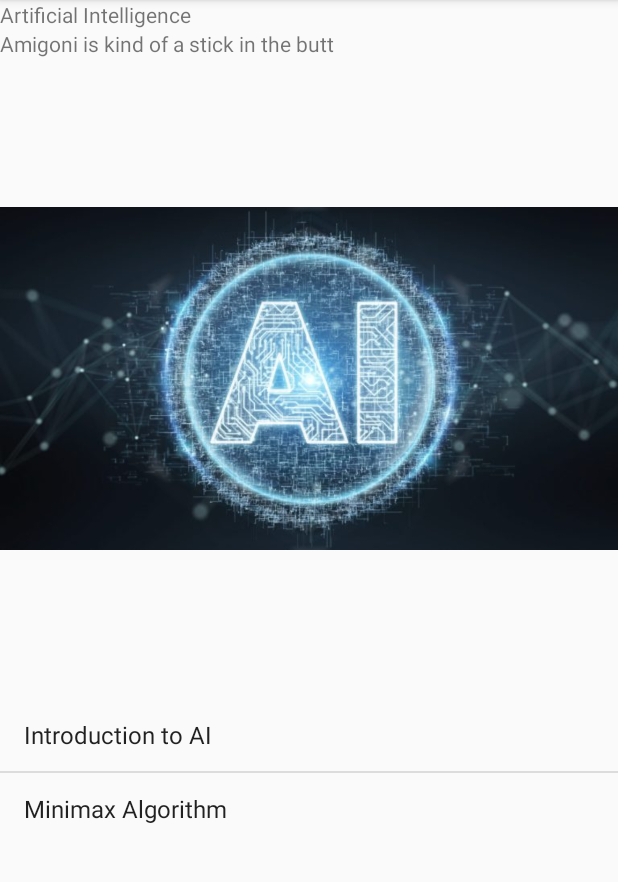
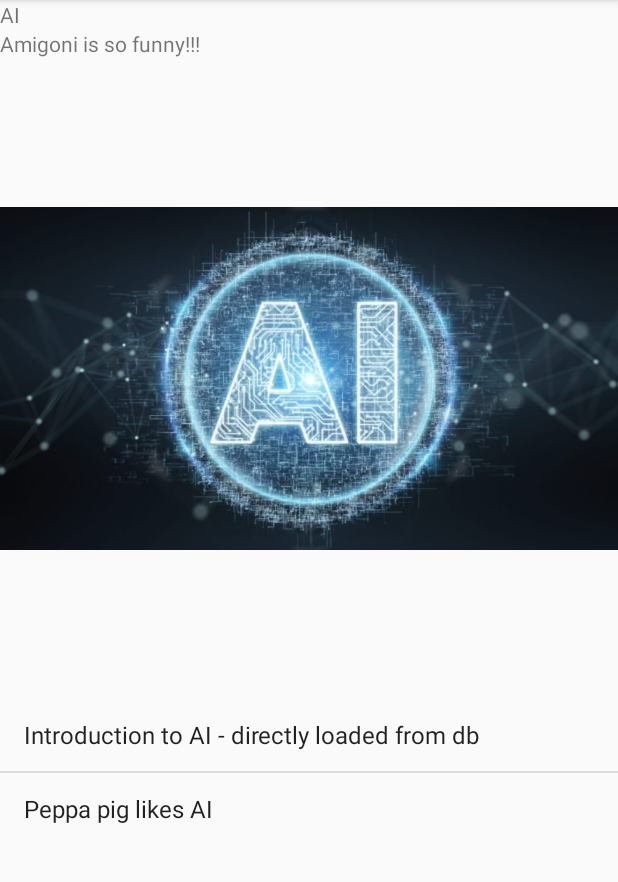
Before and after one commit to WilliamBonvini/NotesBites, an Android app: the screen it shows after launch (SubjectOverviewActivity), after a tap on "Artificial Intelligence", on a phone screen of 412 x 824 dp, the part 84-966 px from its top. Run offline under Robolectric (Android 15) with nearby library versions, the light colour scheme and no system bars.

Commit message:
implemented internal db

```diff
--- /dev/null
+++ b/app/src/main/java/com/waldo/notesbites/DatabaseHelper.java
@@ -0,0 +1,125 @@
+package com.waldo.notesbites;
+
+import android.content.ContentValues;
+import android.content.Context;
+import android.database.Cursor;
+import android.database.sqlite.SQLiteDatabase;
+import android.database.sqlite.SQLiteOpenHelper;
+
+import java.io.Console;
+import java.util.logging.ConsoleHandler;
+
+public class DatabaseHelper extends SQLiteOpenHelper {
+    private static final String DB_NAME = "notesbites"; // the name of our database
+    private static final int DB_VERSION = 1; // the version of the database
+
+    DatabaseHelper(Context context){
+        super(context,DB_NAME,null,DB_VERSION); // factory is set to null because it is an advanced feature we could cover later in the project
+    }
+
+    @Override
+    public void onCreate(SQLiteDatabase db){
+
+        updateMyDatabase(db,0,DB_VERSION);
+    }
+
+    @Override
+    public void onUpgrade(SQLiteDatabase db, int oldVersion, int newVersion){
+        updateMyDatabase(db,oldVersion,newVersion);
+    }
+
+    private void updateMyDatabase(SQLiteDatabase db, int oldVersion, int newVersion){
+        if(oldVersion<1){
+            db.execSQL("CREATE TABLE SUBJECT("
+                    + "_id INTEGER PRIMARY KEY AUTOINCREMENT,"
+                    + "NAME TEXT,"
+                    + "DESCRIPTION TEXT,"
+                    + "IMAGE_RESOURCE_ID INTEGER);");
+            db.execSQL("CREATE TABLE MODULE("
+                    + "_id INTEGER PRIMARY KEY AUTOINCREMENT,"
+                    + "NAME TEXT,"
+                    + "DESCRIPTION TEXT,"
+                    + "IMAGE_RESOURCE_ID INTEGER,"
+                    + "BELONGING_SUBJECT INTEGER,"
+                    + "RANK INTEGER,"
+                    + "READABLE_CONTENT TEXT);"
+            );
+            // insert data for AI
+            insertSubject(db,"AI","Amigoni is so funny!!!",R.drawable.ai);
+            insertModule(db,"Introduction to AI - directly loaded from db","the most fun module ever!!",R.drawable.intro,"AI",1,"blablabla, this is the content");
+            insertModule(db,"Peppa pig likes AI","didn't you know that???",R.drawable.m1,"AI",2,"blablabla, this is the content");
+
+            // insert data for IOT
+            insertSubject(db,"IOT","IOT is sick broo!!!",R.drawable.iot);
+            insertModule(db,"Introduction to IOT","well, you gotta start from somewhere!!",R.drawable.intro,"IOT",1,"stuff, this is the readable content of introduction to IOT!");
+
+            insertSubject(db,"ANN2DL","Matteucci used to have long hair!!!",R.drawable.ann2dl);
+            insertModule(db,"Introduction to ANN2DL, yeeeey","you won't understand shit! no worries!!!",R.drawable.intro,"ANN2DL",1,"dabudidabuda!!!!");
+
+        }
+        if(oldVersion<2){
+            //code to be added if one day we'll change the schema of the db
+            /*
+            Example:
+            db.execSQL("ALTER TABLE SUBJECT ADD COLUMN FAVORITE NUMERIC;")
+             */
+        }
+    }
+
+    public static void insertSubject(SQLiteDatabase db,
+                                     String name,
+                                     String description,
+                                     int resourceID){
+        // insert data using the insert() method
+        // usually you should create one ContentValue object for each row of data you want to insert
+        ContentValues subjectValues = new ContentValues();
+        subjectValues.put("NAME",name);
+        subjectValues.put("DESCRIPTION",description);
+        subjectValues.put("IMAGE_RESOURCE_ID",resourceID);
+        db.insert("SUBJECT",null,subjectValues);
+
+    }
+    public static void insertModule(SQLiteDatabase db,
+                                    String name,
+                                    String description,
+                                    int resourceID,
+                                    String belongingSubject,
+                                    int rank,
+                                    String readableContent){
+        // insert data using the insert() method
+        // usually you should create one ContentValue object for each row of data you want to insert
+        ContentValues moduleValues = new ContentValues();
+        moduleValues.put("NAME",name);
+        moduleValues.put("DESCRIPTION",description);
+        moduleValues.put("IMAGE_RESOURCE_ID",resourceID);
+
+        // create a cursor that will point only to the tuple containing the wanted subject
+        Cursor cursor = db.query("SUBJECT",
+                new String[]{"_id"},
+                "NAME = ?",
+                new String[]{belongingSubject},
+                null,null,null);
+        // retrieve subjectID
+        if(cursor.moveToFirst()) {
+            int belongingSubjectID = cursor.getInt(0);
+            cursor.close();
+            System.out.println("jecco:"+ belongingSubject);
+
+            moduleValues.put("BELONGING_SUBJECT",belongingSubjectID);
+
+            moduleValues.put("RANK",rank);
+            moduleValues.put("READABLE_CONTENT",readableContent);
+
+            // insert tuple in db
+            db.insert("MODULE",null,moduleValues);
+        }
+
+
+
+    }
+
+
+
+
+
+}
--- a/app/src/main/java/com/waldo/notesbites/ModuleActivity.java
+++ b/app/src/main/java/com/waldo/notesbites/ModuleActivity.java
@@ -3,40 +3,74 @@
 import androidx.appcompat.app.AppCompatActivity;
 
 import android.content.Intent;
+import android.database.Cursor;
+import android.database.sqlite.SQLiteDatabase;
+import android.database.sqlite.SQLiteException;
+import android.database.sqlite.SQLiteOpenHelper;
 import android.os.Bundle;
 import android.widget.ImageView;
 import android.widget.TextView;
+import android.widget.Toast;
 
 import org.w3c.dom.Text;
 
 public class ModuleActivity extends AppCompatActivity {
 
     public static final String EXTRA_MODULEID = "moduleID";
-    public static final String EXTRA_SUBJECTID = "subjectID";
+    public static final String EXTRA_SUBJECT_NAME = "subjectName";
 
     @Override
     protected void onCreate(Bundle savedInstanceState) {
         super.onCreate(savedInstanceState);
         setContentView(R.layout.activity_module);
 
-        // Get the moduleID from the intent
+
+        // Get the moduleID and the subject name from the intent
         Intent intent = getIntent();
         int moduleID = (Integer) intent.getExtras().get(EXTRA_MODULEID);
-        int subjectID = (Integer) intent.getExtras().get(EXTRA_SUBJECTID);
-        Module module = SubjectsList.subjects[subjectID].getModules()[moduleID];
+        String subjectName = (String) intent.getExtras().get(EXTRA_SUBJECT_NAME);
+
+
+
+        SQLiteOpenHelper databaseHelper = new DatabaseHelper(this);
+        try {
+            SQLiteDatabase db = databaseHelper.getReadableDatabase();
+            // code to read the data from the database
+            Cursor cursor = db.query("MODULE",new String[]{"NAME","DESCRIPTION","IMAGE_RESOURCE_ID","BELONGING_SUBJECT","READABLE_CONTENT"},"_id=?",new String[]{Integer.toString(moduleID)},null,null,null);
+            if(cursor.moveToFirst()){
+                // get the data from the only tuple you have retrieved
+                String titleText = cursor.getString(0);
+                String descriptionText = cursor.getString(1);
+                int photoID = cursor.getInt(2);
+                String readableContentText = cursor.getString(4);
 
                 // Populate the module title
                 TextView moduleTitle = (TextView)findViewById(R.id.module_title);
-        moduleTitle.setText(module.getTitle());
+                moduleTitle.setText(titleText);
 
                 // Populate the module description
                 TextView moduleDescription = (TextView) findViewById(R.id.module_description);
-        moduleDescription.setText(module.getDescription());
+                String pippo = "the description should be only the following: '"+ descriptionText + "',\nbut I don't currently have views to display the name of the subject ('"+subjectName+"'), and the readable content('"+readableContentText+"'), so here they are!!!";
+                moduleDescription.setText(pippo);
 
                 // Populate the module image
                 ImageView photo = (ImageView) findViewById(R.id.module_image);
-        photo.setImageResource(module.getImageResourceID());
-        photo.setContentDescription(module.getTitle());
+                photo.setImageResource(photoID);
+                photo.setContentDescription(titleText);
+            }
+            cursor.close();
+            db.close();
+
+        }catch(SQLiteException e){
+            Toast toast = Toast.makeText(this,
+                    "Database Unavailable",
+                    Toast.LENGTH_SHORT);
+            toast.show();
+        }
+
+
+
+
 
     }
 }
--- a/app/src/main/java/com/waldo/notesbites/SubjectOverviewActivity.java
+++ b/app/src/main/java/com/waldo/notesbites/SubjectOverviewActivity.java
@@ -3,6 +3,10 @@
 import androidx.appcompat.app.AppCompatActivity;
 
 import android.content.Intent;
+import android.database.Cursor;
+import android.database.sqlite.SQLiteDatabase;
+import android.database.sqlite.SQLiteException;
+import android.database.sqlite.SQLiteOpenHelper;
 import android.media.Image;
 import android.os.Bundle;
 import android.view.View;
@@ -10,10 +14,18 @@
 import android.widget.ArrayAdapter;
 import android.widget.ImageView;
 import android.widget.ListView;
+import android.widget.SimpleCursorAdapter;
 import android.widget.TextView;
+import android.widget.Toast;
 
 
 public class SubjectOverviewActivity extends AppCompatActivity {
+    public static final String EXTRA_SUBJECTID = "subjectID";
+    private SQLiteDatabase db;
+    private Cursor cursor2;
+    String subjectTitleText;
+    String subjectDescriptionText;
+    int subjectPhotoID;
 
 
     @Override
@@ -22,47 +34,79 @@
         // default stuff
         super.onCreate(savedInstanceState);
         setContentView(R.layout.activity_subject_overview);
-
-        // retrieve subject object
-        Intent intent = getIntent();
-        String jsonSubjectOverview = intent.getStringExtra("SubjectOverview");
-        Subject subject = new com.google.gson.Gson().fromJson(jsonSubjectOverview,Subject.class);
-
-        //retrieve the ID of the subject, in order to pass it to the Module Activity
-        final int subjectID = subject.getSubjectID();
-
-        // get reference to Views
-        TextView subjectTitleView = (TextView) findViewById(R.id.subject_title);
-        TextView subjectDescriptionView = (TextView) findViewById(R.id.subject_description);
-        ImageView subjectImageView = (ImageView) findViewById(R.id.subject_image);
+        // get reference to ListView
         ListView listOfModulesView = (ListView) findViewById(R.id.list_of_modules);
 
-        // populate first three Views
-        subjectTitleView.setText(subject.getName());
-        subjectDescriptionView.setText(subject.getDescription());
-        subjectImageView.setImageResource(subject.getImageResourceID());
+        // retrieve subject id
+        Intent oldIntent = getIntent();
+        final int subjectID = (int) oldIntent.getExtras().get(EXTRA_SUBJECTID);
+        //retrieve subject overview info from db
+        SQLiteOpenHelper databaseHelper = new DatabaseHelper(this);
+        try {
+            db = databaseHelper.getReadableDatabase();
+            Cursor cursor1 = db.query(
+                    "SUBJECT",
+                    new String[]{"NAME", "DESCRIPTION", "IMAGE_RESOURCE_ID"},
+                    "_id=?",
+                    new String[]{Integer.toString(subjectID)},
+                    null, null, null);
+            if (cursor1.moveToFirst()) {
+                subjectTitleText = cursor1.getString(0);
+                subjectDescriptionText = cursor1.getString(1);
+                subjectPhotoID = cursor1.getInt(2);
+                // get reference to first three Views
+                TextView subjectTitleView = (TextView) findViewById(R.id.subject_title);
+                TextView subjectDescriptionView = (TextView) findViewById(R.id.subject_description);
+                ImageView subjectImageView = (ImageView) findViewById(R.id.subject_image);
 
-        // the following populates the list view with data from the module array
-        ArrayAdapter<Subject> listAdapter = new ArrayAdapter(
-                this,
-                android.R.layout.simple_list_item_1,
-                subject.getModules());
-        listOfModulesView.setAdapter(listAdapter);
+                // populate first three Views
+                subjectTitleView.setText(subjectTitleText);
+                subjectDescriptionView.setText(subjectDescriptionText);
+                subjectImageView.setImageResource(subjectPhotoID);
+            }
+            cursor1.close();
 
 
-        // Create a listener for clicks on modules
+            cursor2 = db.query("MODULE",
+                    new String[]{"_id", "NAME"},
+                    "BELONGING_SUBJECT=?",
+                    new String[]{Integer.toString(subjectID)},
+                    null, null, null);
+
+            // the following code populates the list view with data from the names of the modules
+            SimpleCursorAdapter listAdapter = new SimpleCursorAdapter(this,
+                    android.R.layout.simple_list_item_1,
+                    cursor2,
+                    new String[]{"NAME"},
+                    new int[]{android.R.id.text1},
+                    0);
+
+            listOfModulesView.setAdapter(listAdapter);
+        }catch(SQLiteException e){
+            Toast toast = Toast.makeText(this,
+                    "Database Unavailable",
+                    Toast.LENGTH_SHORT);
+            toast.show();
+        }
+
+        // the following code sends to ModuleActivity the id of the module tha has been clicked:
+        // Create a listener to listen for clicks in the list view
         AdapterView.OnItemClickListener itemClickListener =
                 new AdapterView.OnItemClickListener() {
-                    public void onItemClick(AdapterView<?> listDrinks,
-                                            View itemView,
+                    @Override
+                    public void onItemClick(AdapterView<?> listOfModulesView,
+                                            View view,
                                             int position,
-                                            long moduleID){
-                        // Pass the module the user clicks on to ModuleActivity
-                        Intent intent = new Intent(SubjectOverviewActivity.this,
-                                                    ModuleActivity.class);
-                        intent.putExtra(ModuleActivity.EXTRA_MODULEID,(int) moduleID);
-                        intent.putExtra(ModuleActivity.EXTRA_SUBJECTID, subjectID);
-                        startActivity(intent);
+                                            long id) {
+                        // Pass the id of the module the user clicked to ModuleActivity
+                        Intent newIntent = new Intent(SubjectOverviewActivity.this, ModuleActivity.class);
+
+                        //cursor2.move(position);
+                        //int moduleID = cursor2.getInt(0);
+                        newIntent.putExtra(ModuleActivity.EXTRA_MODULEID, (int)id);
+                        newIntent.putExtra(ModuleActivity.EXTRA_SUBJECT_NAME,subjectTitleText);
+                        startActivity(newIntent);
+
                     }
                 };
         // Assign the listener to the list view
@@ -70,4 +114,16 @@
 
 
     }
+
+    /**
+     * method is overridden because the user should be able to scroll the listview as long as he wants, so
+     * we close cursor2 at the destruction of the activity, and not within the onCreate method.
+     */
+    @Override
+    public void onDestroy(){
+        super.onDestroy();
+        cursor2.close();
+        db.close();
+    }
+
 }
--- a/app/src/main/java/com/waldo/notesbites/SubjectsList.java
+++ b/app/src/main/java/com/waldo/notesbites/SubjectsList.java
@@ -20,5 +20,3 @@
             new Subject(2,"Artificial Neural Networks", "Matteucci is fun", R.drawable.ann2dl, annModules)
     };
 }
-
-ù
--- a/app/src/main/java/com/waldo/notesbites/SubjectsListActivity.java
+++ b/app/src/main/java/com/waldo/notesbites/SubjectsListActivity.java
@@ -1,10 +1,16 @@
 package com.waldo.notesbites;
 import android.app.Activity;
+import android.database.Cursor;
+import android.database.sqlite.SQLiteDatabase;
+import android.database.sqlite.SQLiteOpenHelper;
 import android.os.Bundle;
 import android.content.Intent;
 import android.widget.AdapterView;
 import android.widget.ListView;
 import android.view.View;
+
+import java.util.ArrayList;
+
 public class SubjectsListActivity extends Activity {
 
     @Override
@@ -12,6 +18,22 @@
 
         super.onCreate(savedInstanceState);
         setContentView(R.layout.activity_subjectslist);
+
+        SQLiteOpenHelper databaseHelper = new DatabaseHelper(this);
+        SQLiteDatabase db = databaseHelper.getReadableDatabase();
+        Cursor cursor = db.query("SUBJECT",new String[]{"_id"},null,null,null,null,null);
+        final int[] subjectsIDs = new int[cursor.getCount()];
+        int i = 0;
+        if(cursor.moveToFirst()){
+            subjectsIDs[i] = cursor.getInt(0);
+            while(cursor.moveToNext()){
+                i++;
+                subjectsIDs[i] = cursor.getInt(0);
+            }
+        }
+        cursor.close();
+        db.close();
+
         //Create an OnItemCLickListener
         AdapterView.OnItemClickListener itemClickListener =
                 new AdapterView.OnItemClickListener(){
@@ -21,18 +43,24 @@
                                                 long id){
                 Intent intent = new Intent(SubjectsListActivity.this,
                         SubjectOverviewActivity.class);
+
+                intent.putExtra(SubjectOverviewActivity.EXTRA_SUBJECTID,subjectsIDs[position]);
+                startActivity(intent);
+;               /*
                 if(position == 0){
-                    intent.putExtra("SubjectOverview",SubjectsList.subjects[0].toString());
+
+                    intent.putExtra("SubjectOverview",subjectsIDs[position]);
                     startActivity(intent);
                 }
                 if(position == 1){
-                    intent.putExtra("SubjectOverview",SubjectsList.subjects[1].toString());
+                    intent.putExtra("SubjectOverview",subjectsIDs[1]);
                     startActivity(intent);
                 }
                 if(position == 2){
-                    intent.putExtra("SubjectOverview",SubjectsList.subjects[2].toString());
+                    intent.putExtra("SubjectOverview",subjectsIDs[2]);
                     startActivity(intent);
                 }
+                */
             }
         };
         // add the listener to the list view
```
Also changed, not shown: app/src/main/res/drawable/iot.jpg (deleted), app/src/main/res/drawable/iot.png (added). Lines whose indentation alone changed are shown as unchanged.
